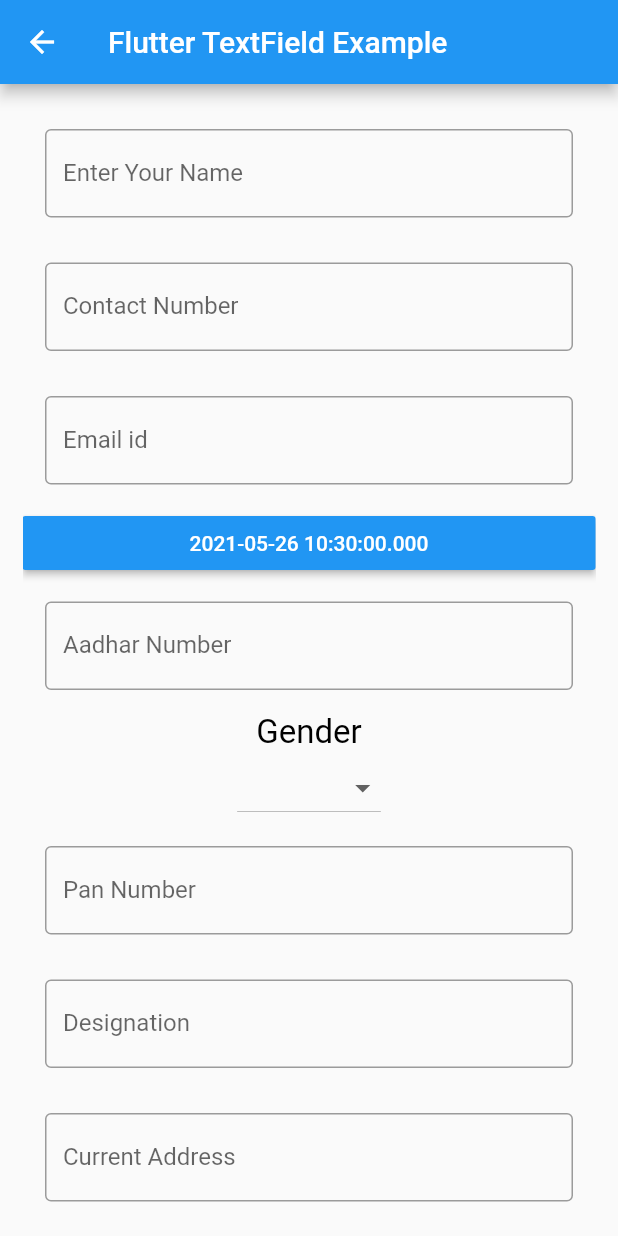
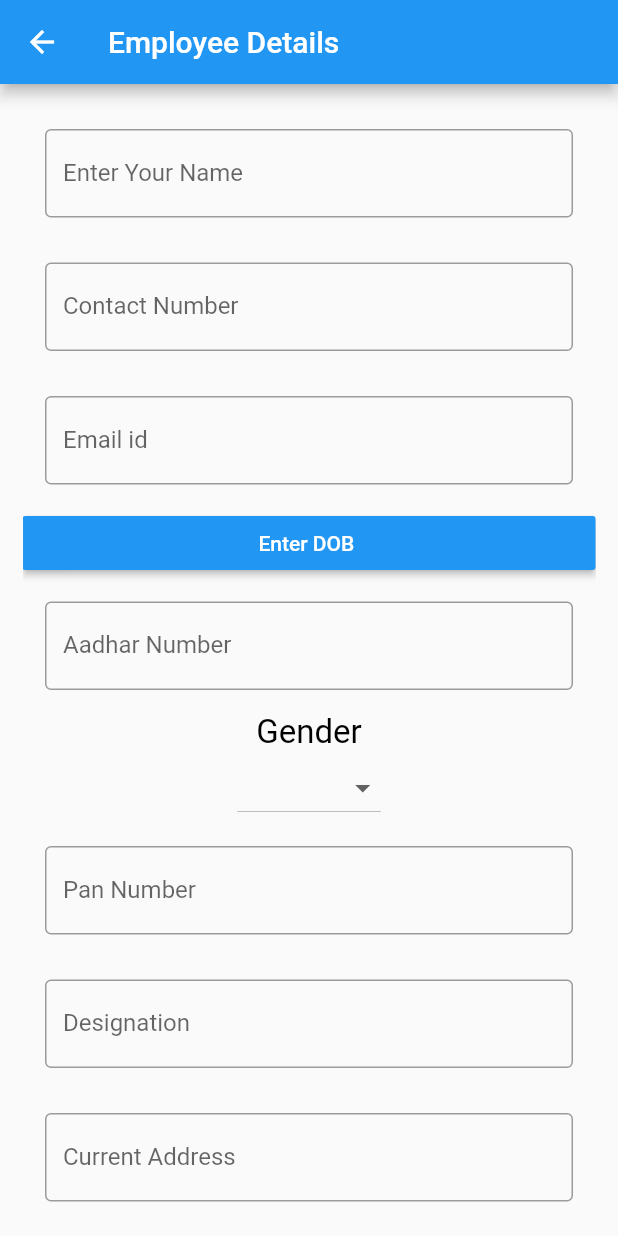
Before and after one commit to mgulati43/flutter, a Flutter app: the NotesPage screen opened directly, on a phone screen of 412 x 824 dp. Run offline on Flutter 3.47's test engine with Material 2 defaults, Android fonts, the phone set to English and light mode, and no system bars; our stand-ins replace circular_countdown_timer, device_info, dio, fluttertoast, pinput.

Commit message:
date time format yyyy mm dd
date time format set on button

```diff
--- a/lib/screens/add_staff.dart
+++ b/lib/screens/add_staff.dart
@@ -1,5 +1,6 @@
 import 'package:flutter/material.dart';
 import './sideBar.dart';
+import 'package:intl/intl.dart';
 
 class NotesPage extends StatefulWidget {
   @override
@@ -15,16 +16,17 @@ class DayOfWeek {
 
 class _NotesPageState extends State<NotesPage> {
   DateTime selectedDate = DateTime.now();
-
+  String formattedDate='Enter DOB ';
   Future<void> _selectDate(BuildContext context) async {
     final DateTime picked = await showDatePicker(
         context: context,
         initialDate: selectedDate,
         firstDate: DateTime(2015, 8),
         lastDate: DateTime(2101));
+
     if (picked != null && picked != selectedDate)
       setState(() {
-        selectedDate = picked;
+         formattedDate = DateFormat('yyyy-MM-dd').format(picked);
       });
   }
 
@@ -40,7 +42,7 @@ class _NotesPageState extends State<NotesPage> {
   Widget build(BuildContext context) {
     return Scaffold(
         appBar: AppBar(
-          title: Text('Flutter TextField Example'),
+          title: Text('Employee Details'),
         ),
         body: Padding(
             padding: EdgeInsets.all(15),
@@ -87,7 +89,7 @@ class _NotesPageState extends State<NotesPage> {
                     child:  RaisedButton(
                       textColor: Colors.white,
                       color: Colors.blue,
-                      child: Text(selectedDate.toString()),
+                      child: Text(formattedDate),
                       onPressed: () => _selectDate(context),
                     )
                 ),
--- a/pubspec.yaml
+++ b/pubspec.yaml
@@ -30,6 +30,7 @@ dependencies:
   fluttertoast: ^8.0.6
   shared_preferences: ^2.0.5
   circular_countdown_timer: ^0.2.0
+  intl: ^0.17.0
 
 dev_dependencies:
   flutter_test:
```
Also changed, not shown: pubspec.lock.
